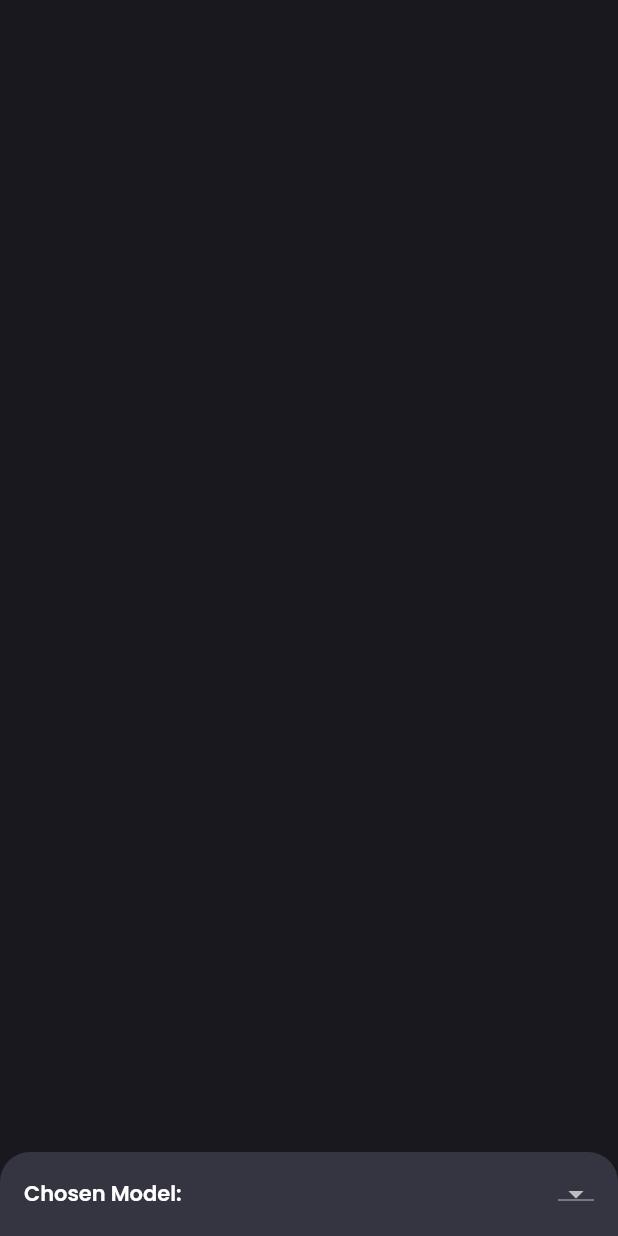
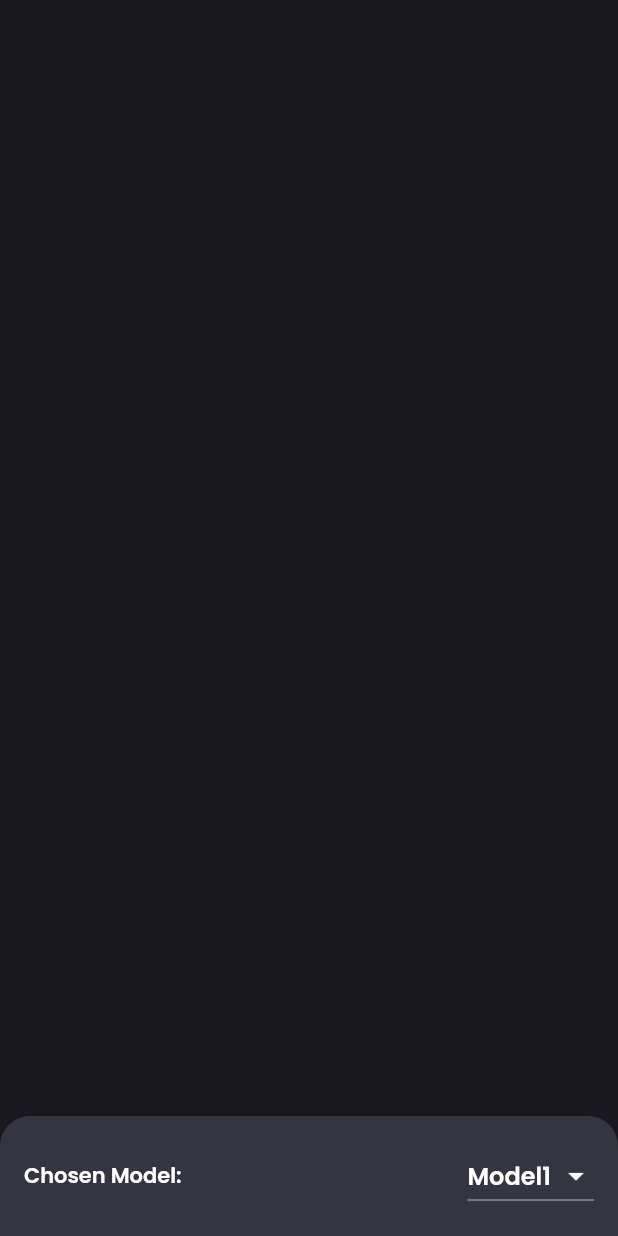
Before and after one commit to YomnaOthmann/ChatBot-App, a Flutter app: what showModalSheet() shows on an empty page, opened directly, on a phone screen of 412 x 824 dp. Run offline on Flutter 3.47's test engine with Material 2 defaults, Android fonts, the phone set to English and light mode, and no system bars; our stand-ins replace flutter_spinkit.

Commit message:
init commit

```diff
--- a/lib/constants/constants.dart
+++ b/lib/constants/constants.dart
@@ -1,3 +1,6 @@
+import 'package:chatbot/view/widgets/custom_text.dart';
+import 'package:flutter/material.dart%20';
+
 final chatMessages = [
   {
     "msg": "Hello who are you?",
@@ -36,3 +39,16 @@ List<String> models = [
   'Model5',
   'Model6',
 ];
+
+List<DropdownMenuItem<String>>? get getModalItem {
+  return List<DropdownMenuItem<String>>.generate(
+    models.length,
+    (index) => DropdownMenuItem(
+      value: models[index],
+      child: CustomText(
+        text: models[index],
+        fontSize: 16,
+      ),
+    ),
+  );
+}
--- a/lib/services/services.dart
+++ b/lib/services/services.dart
@@ -1,3 +1,4 @@
+import 'package:chatbot/view/widgets/custom_dropdown_button.dart';
 import 'package:flutter/material.dart';
 
 import '../constants/colors.dart';
@@ -19,15 +20,13 @@ class Services {
             padding: const EdgeInsets.all(16.0),
             child: Row(
               mainAxisAlignment: MainAxisAlignment.spaceBetween,
-              children: [
-                const CustomText(
-                  text: "Chosen Model:",
+              children: const [
+                Flexible(
+                  child: CustomText(
+                    text: "Chosen Model:",
+                  ),
                 ),
-                DropdownButton(
-                  style: const TextStyle(color: Colors.white),
-                  items: [],
-                  onChanged: (value) {},
-                ),
+                Flexible(child: CustomDropdownButton())
               ],
             ),
           );
--- a/lib/view/widgets/custom_appbar.dart
+++ b/lib/view/widgets/custom_appbar.dart
@@ -1,5 +1,3 @@
-import 'dart:developer';
-
 import 'package:flutter/material.dart';
 
 import '../../services/assets_manager.dart';
--- a/lib/view/widgets/custom_dropdown_button.dart
+++ b/lib/view/widgets/custom_dropdown_button.dart
@@ -1,3 +1,4 @@
+import 'package:chatbot/constants/colors.dart';
 import 'package:chatbot/constants/constants.dart';
 import 'package:flutter/material.dart';
 
@@ -9,18 +10,13 @@ class CustomDropdownButton extends StatefulWidget {
 }
 
 class _CustomDropdownButtonState extends State<CustomDropdownButton> {
-  String currentModel = "Model 1";
+  late String currentModel = models[0];
   @override
   Widget build(BuildContext context) {
     return DropdownButton(
-      items: models.map<DropdownMenuItem<String>>(
-        (String value) {
-          return DropdownMenuItem(
-            value: value,
-            child: Text(value),
-          );
-        },
-      ).toList(),
+      dropdownColor: scaffoldBackgroundColor,
+      iconEnabledColor: Colors.white,
+      items: getModalItem,
       value: currentModel,
       onChanged: (value) {
         setState(() {
```
